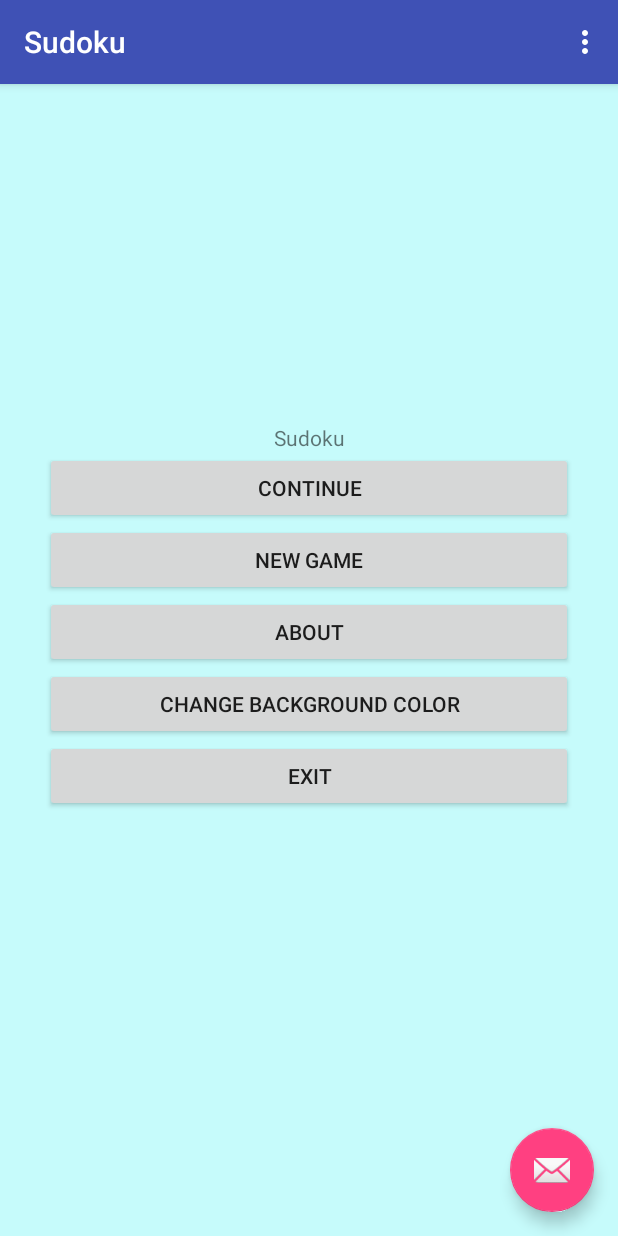
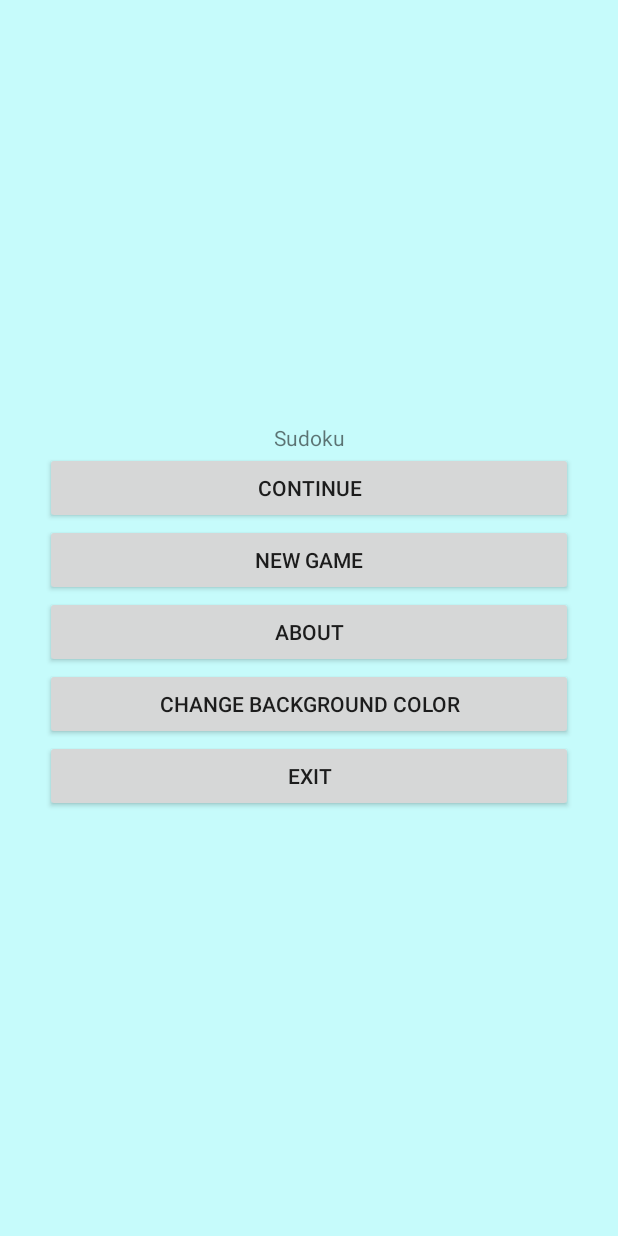
Before and after one commit to Shashank-1801/Android, an Android app: the screen it shows after launch (Sudoku), on a phone screen of 412 x 824 dp. Run offline under Robolectric (Android 15) with nearby library versions, the phone set to English and light mode, and no system bars.

Commit message:
changing the project to in.shekhar.Sudoku

```diff
--- a/Sudoku/app/build.gradle
+++ b/Sudoku/app/build.gradle
@@ -5,7 +5,7 @@ android {
     buildToolsVersion "23.0.3"
 
     defaultConfig {
-        applicationId "org.example.sudoku"
+        applicationId "in.shekhar.sudoku"
         minSdkVersion 14
         targetSdkVersion 23
         versionCode 1
@@ -23,6 +23,4 @@ dependencies {
     compile fileTree(dir: 'libs', include: ['*.jar'])
     testCompile 'junit:junit:4.12'
     compile 'com.android.support:appcompat-v7:23.2.1'
-    compile 'com.android.support:design:23.2.1'
-    compile 'com.google.android.gms:play-services-appindexing:8.1.0'
 }
--- a/Sudoku/app/src/main/java/org/example/sudoku/About.java
+++ b/Sudoku/app/src/main/java/in/shekhar/sudoku/About.java
@@ -1,8 +1,7 @@
-package org.example.sudoku;
+package in.shekhar.sudoku;
 
 import android.app.Activity;
 import android.os.Bundle;
-import android.widget.LinearLayout;
 import android.widget.TextView;
 
 /**
--- a/Sudoku/app/src/main/java/org/example/sudoku/NewGame.java
+++ b/Sudoku/app/src/main/java/in/shekhar/sudoku/NewGame.java
@@ -1,4 +1,4 @@
-package org.example.sudoku;
+package in.shekhar.sudoku;
 
 import android.app.Activity;
 import android.os.Bundle;
--- /dev/null
+++ b/Sudoku/app/src/main/java/in/shekhar/sudoku/Sudoku.java
@@ -0,0 +1,112 @@
+package in.shekhar.sudoku;
+
+import android.content.Context;
+import android.content.Intent;
+import android.graphics.Color;
+import android.os.Bundle;
+import android.support.v7.app.AppCompatActivity;
+import android.support.v7.widget.Toolbar;
+import android.util.Log;
+import android.view.View;
+import android.view.Menu;
+import android.widget.LinearLayout;
+import android.widget.Toast;
+
+import java.util.Random;
+
+public class Sudoku extends AppCompatActivity implements View.OnClickListener {
+
+    /**
+     * ATTENTION: This was auto-generated to implement the App Indexing API.
+     * See https://g.co/AppIndexing/AndroidStudio for more information.
+     */
+
+    @Override
+    protected void onCreate(Bundle savedInstanceState) {
+        super.onCreate(savedInstanceState);
+        setContentView(R.layout.content_sudoku);
+//        Toolbar toolbar = (Toolbar) findViewById(R.id.toolbar);
+//        setSupportActionBar(toolbar);
+
+        // Set up click listeners for all the buttons
+        View continueButton = findViewById(R.id.continue_button);
+        continueButton.setOnClickListener(this);
+        View newButton = findViewById(R.id.new_game_button);
+        newButton.setOnClickListener(this);
+        View aboutButton = findViewById(R.id.about_button);
+        aboutButton.setOnClickListener(this);
+        View backGrngColor = findViewById(R.id.change_color);
+        backGrngColor.setOnClickListener(this);
+        View exitButton = findViewById(R.id.exit_button);
+        exitButton.setOnClickListener(this);
+
+
+    }
+
+    @Override
+    public boolean onCreateOptionsMenu(Menu menu) {
+        // Inflate the menu; this adds items to the action bar if it is present.
+        getMenuInflater().inflate(R.menu.menu_sudoku, menu);
+        return true;
+    }
+
+    @Override
+    public void onClick(View v) {
+        Intent i;
+        switch (v.getId()) {
+            case R.id.about_button:
+                i = new Intent(this, About.class);
+                startActivity(i);
+                showToast("About Button Clicked");
+                break;
+            case R.id.new_game_button:
+            case R.id.continue_button:
+                i = new Intent(this, NewGame.class);
+                startActivity(i);
+                showToast("New Game Button Clicked");
+                break;
+            case R.id.change_color:
+                Log.d("Button clicked", "Change Color Button Clicked");
+                changeColor();
+                break;
+            case R.id.exit_button:
+                finish();
+                break;
+
+
+        }
+    }
+
+    private void changeColor() {
+        Random rnd = new Random();
+        int color = Color.argb(255, rnd.nextInt(256), rnd.nextInt(256), rnd.nextInt(256));
+
+//        Ignoring the change in button color and Toast for click
+//        showToast("Changing color");
+//        Button changeColorButton = (Button) findViewById(R.id.change_color);
+//        changeColorButton.setBackgroundResource(R.color.white);
+
+        LinearLayout ll = (LinearLayout) findViewById(R.id.content_main);
+        ll.setBackgroundColor(color);
+        Log.d("Button clicked", "Color Change complete");
+        //setContentView(R.layout.content_sudoku);
+    }
+
+    private void showToast(String text) {
+        Context context = getApplicationContext();
+        if (text.length() <= 0) {
+            text = "Some thing activated";
+        }
+        Toast.makeText(context, text, Toast.LENGTH_SHORT).show();
+    }
+
+    @Override
+    public void onStart() {
+        super.onStart();
+    }
+
+    @Override
+    public void onStop() {
+        super.onStop();
+    }
+}
--- a/Sudoku/app/src/main/res/layout/activity_sudoku.xml
+++ b/Sudoku/app/src/main/res/layout/activity_sudoku_old.xml
@@ -5,21 +5,8 @@
     android:layout_width="match_parent"
     android:layout_height="match_parent"
     android:fitsSystemWindows="true"
-    tools:context="org.example.sudoku.Sudoku">
+    tools:context="in.shekhar.sudoku.Sudoku">
 
-    <android.support.design.widget.AppBarLayout
-        android:layout_width="match_parent"
-        android:layout_height="wrap_content"
-        android:theme="@style/AppTheme.AppBarOverlay">
-
-        <android.support.v7.widget.Toolbar
-            android:id="@+id/toolbar"
-            android:layout_width="match_parent"
-            android:layout_height="?attr/actionBarSize"
-            android:background="?attr/colorPrimary"
-            app:popupTheme="@style/AppTheme.PopupOverlay" />
-
-    </android.support.design.widget.AppBarLayout>
 
     <include layout="@layout/content_sudoku" />
 
--- a/Sudoku/app/src/main/res/menu/menu_sudoku.xml
+++ b/Sudoku/app/src/main/res/menu/menu_sudoku.xml
@@ -1,7 +1,7 @@
 <menu xmlns:android="http://schemas.android.com/apk/res/android"
     xmlns:app="http://schemas.android.com/apk/res-auto"
     xmlns:tools="http://schemas.android.com/tools"
-    tools:context="org.example.sudoku.Sudoku">
+    tools:context="org.shekhar.sudoku.Sudoku">
     <item
         android:id="@+id/action_settings"
         android:orderInCategory="100"
```
Also changed, not shown: Sudoku/app/src/main/AndroidManifest.xml (+6 -10 lines), Sudoku/app/src/main/java/org/example/sudoku/Sudoku.java (deleted, +0 -182 lines), 4 other files.
